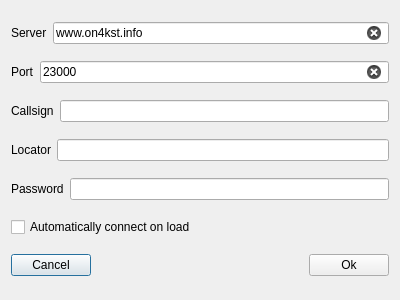
Before: the Qt Designer form mqt/MqtKSTClient/kstconfigure.ui in Rsclub22/Minos2-Mirror, drawn with Qt 5.
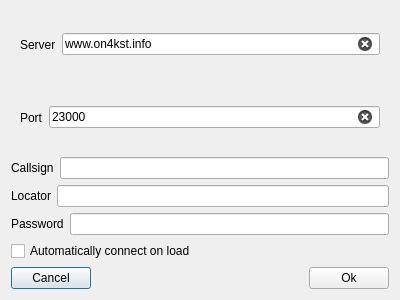
After: the same form once the commit is applied.

The edit to the form file:
```diff
--- a/mqt/MqtKSTClient/kstconfigure.ui
+++ b/mqt/MqtKSTClient/kstconfigure.ui
@@ -15,6 +15,7 @@
   </property>
   <layout class="QVBoxLayout" name="verticalLayout">
    <item>
+    <widget class="QFrame" name="serverFrame">
     <layout class="QHBoxLayout" name="horizontalLayout_6">
      <item>
       <widget class="QLabel" name="label">
@@ -34,8 +35,10 @@
       </widget>
      </item>
     </layout>
+    </widget>
    </item>
    <item>
+    <widget class="QFrame" name="portFrame">
     <layout class="QHBoxLayout" name="horizontalLayout_5">
      <item>
       <widget class="QLabel" name="label_2">
@@ -55,6 +58,7 @@
       </widget>
      </item>
     </layout>
+    </widget>
    </item>
    <item>
     <layout class="QHBoxLayout" name="horizontalLayout_4">
```
Lines whose indentation alone changed are shown as unchanged.
